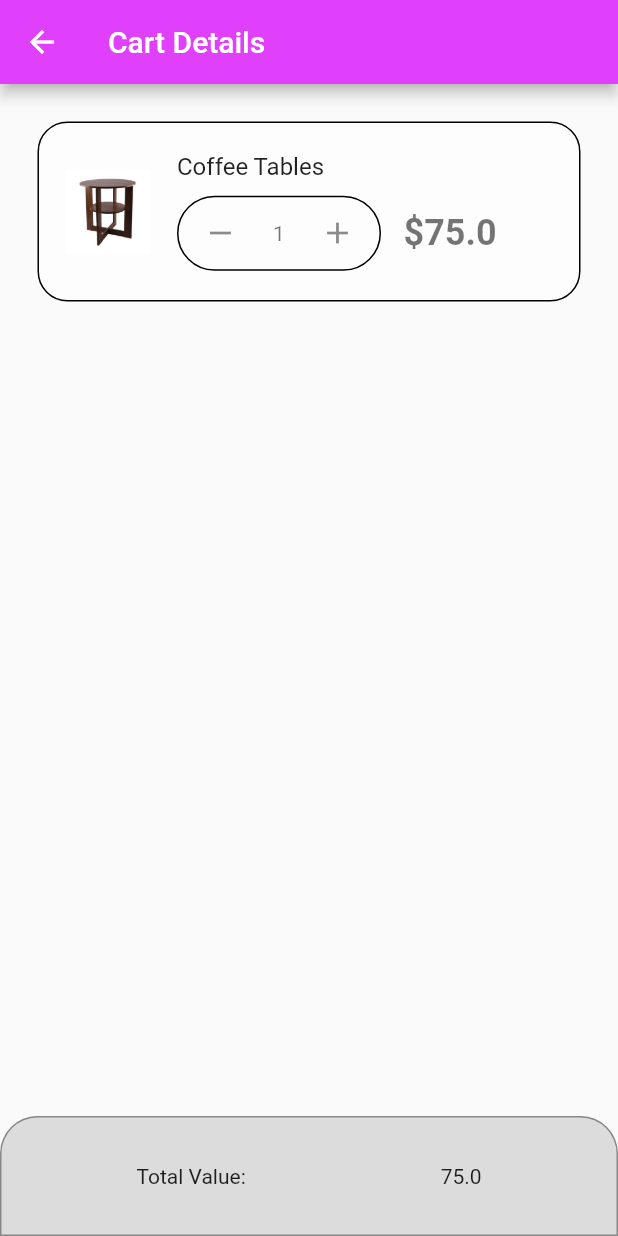
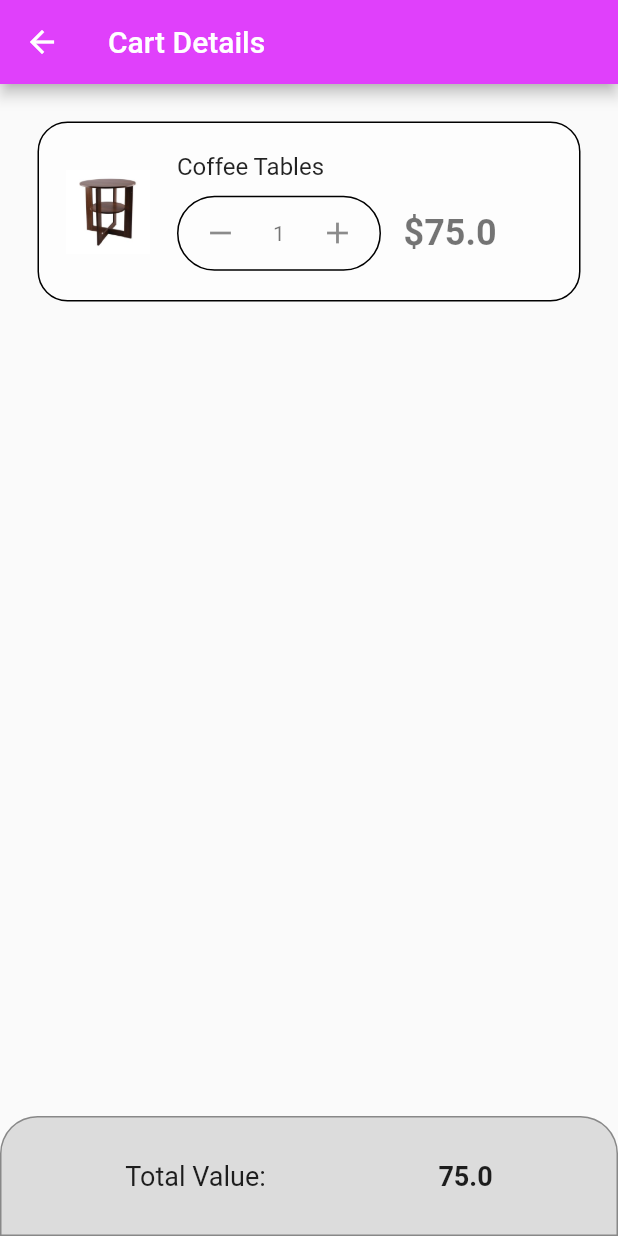
Before and after one commit to bgwissam/shop_app_bloc, a Flutter app: the screen it shows after launch, scrolled down 110 dp, after a tap on "Add", after a tap on the "shopping bag" icon, on a phone screen of 412 x 824 dp. Run offline on Flutter 3.47's test engine with Material 2 defaults, Android fonts, the phone set to English and light mode, and no system bars; our stand-ins replace bloc, equatable, flutter_bloc.

Commit message:
adjusted few font and style fields

```diff
--- a/lib/features/data/demodata/demo_data.dart
+++ b/lib/features/data/demodata/demo_data.dart
@@ -0,0 +1,51 @@
+import 'package:shop_app/features/domain/model/product_model.dart';
+
+class DemoData {
+  List<Product> demoProducts = [
+    Product(
+      id: '1',
+      name: 'Coffee Tables',
+      imageUrl: 'assets/images/coffee_table.jpeg',
+      description:
+          'A set of 3 coffee tables of three different sizes, they are made completely of wood material and finished with a high quality paint product',
+      quantity: 1,
+      price: 75,
+    ),
+    Product(
+      id: '2',
+      name: 'Rlaxon Chair',
+      imageUrl: 'assets/images/chair.jpeg',
+      description:
+          'A high quality fibre with memory faom installed, Rlaxon chair is very comfortable and relaxing, made of the highest quality products from wood, metal and fabric.',
+      quantity: 1,
+      price: 560,
+    ),
+    Product(
+      id: '3',
+      name: 'Colors Mug',
+      imageUrl: 'assets/images/mugs.jpeg',
+      description:
+          'A set of 6 colorful cups that is adequate for family and friends, the set features a variety of colors in which you can chose from',
+      quantity: 1,
+      price: 2,
+    ),
+    Product(
+      id: '4',
+      name: 'Welcome Rugs',
+      imageUrl: 'assets/images/welcome_rug.jpeg',
+      description:
+          'High quality rugs made especially to keep your home clean from street dirt, our welcome rugs are perfect if you suffer from dirty shoes that contaminate your home. They come in different sizes and shapes for your choice.',
+      quantity: 1,
+      price: 16,
+    ),
+    Product(
+      id: '5',
+      name: 'Bruce Automaic Heaters',
+      imageUrl: 'assets/images/heater.jpg',
+      description:
+          'Bruce a very convenient for cold weather, it features a set of functions that allows it to stand on top of it\'s line, where you can control your home heating from your wifi, and has a safety turn off function when tipped over.',
+      quantity: 1,
+      price: 250,
+    ),
+  ];
+}
--- a/lib/features/domain/repositories/shop_data_provider.dart
+++ b/lib/features/domain/repositories/shop_data_provider.dart
@@ -1,73 +1,16 @@
+import 'package:shop_app/features/data/demodata/demo_data.dart';
 import 'package:shop_app/features/domain/model/product_model.dart';
 
 class ShopDataProvider {
   //Will get all the products
   Future<StoreProducts> getAllProducts() async {
-    List<Product> demoProducts = [
-      Product(
-        id: '1',
-        name: 'Coffee Tables',
-        imageUrl: 'assets/images/coffee_table.jpeg',
-        description:
-            'A set of 3 coffee tables of three different sizes, they are made completely of wood material and finished with a high quality paint product',
-        quantity: 1,
-        price: 75,
-      ),
-      Product(
-        id: '2',
-        name: 'Rlaxon Chair',
-        imageUrl: 'assets/images/chair.jpeg',
-        description:
-            'A high quality fibre with memory faom installed, Rlaxon chair is very comfortable and relaxing, made of the highest quality products from wood, metal and fabric.',
-        quantity: 1,
-        price: 560,
-      ),
-      Product(
-        id: '3',
-        name: 'Colors Mug',
-        imageUrl: 'assets/images/mugs.jpeg',
-        description:
-            'A set of 6 colorful cups that is adequate for family and friends, the set features a variety of colors in which you can chose from',
-        quantity: 1,
-        price: 2,
-      ),
-      Product(
-        id: '4',
-        name: 'Welcome Rugs',
-        imageUrl: 'assets/images/welcome_rug.jpeg',
-        description:
-            'High quality rugs made especially to keep your home clean from street dirt, our welcome rugs are perfect if you suffer from dirty shoes that contaminate your home. They come in different sizes and shapes for your choice.',
-        quantity: 1,
-        price: 16,
-      ),
-      Product(
-        id: '5',
-        name: 'Bruce Automaic Heaters',
-        imageUrl: 'assets/images/heater.jpg',
-        description:
-            'Bruce a very convenient for cold weather, it features a set of functions that allows it to stand on top of it\'s line, where you can control your home heating from your wifi, and has a safety turn off function when tipped over.',
-        quantity: 1,
-        price: 250,
-      ),
-    ];
-
-    return StoreProducts(items: demoProducts);
+    var storeDate = DemoData().demoProducts;
+    return StoreProducts(items: storeDate);
   }
 
   //will get the items in the cart
   Future<StoreProducts> getCartItems() async {
-    List<Product> demoProducts = [
-      // Product(
-      //   id: '1',
-      //   name: 'Coffee Tables',
-      //   imageUrl: 'assets/images/coffee_table.jpeg',
-      //   description:
-      //       'A set of 3 coffee tables of three different sizes, they are made completely of wood material and finished with a high quality paint product',
-      //   quantity: 1,
-      //   price: 75,
-      // ),
-    ];
-
+    List<Product> demoProducts = [];
     return StoreProducts(items: demoProducts);
   }
 }
--- a/lib/features/presentation/pages/cart_page.dart
+++ b/lib/features/presentation/pages/cart_page.dart
@@ -1,4 +1,5 @@
 import 'package:flutter/material.dart';
+import 'package:flutter/painting.dart';
 import 'package:flutter/widgets.dart';
 import 'package:flutter_bloc/flutter_bloc.dart';
 import 'package:shop_app/features/domain/model/product_model.dart';
@@ -26,14 +27,12 @@ class _CartDetailsState extends State<CartDetails> {
       builder: (context, state) {
         if (state is PageLoaded) {
           cartItems = state.cartProducts.items;
-          print('the cartItems 1: $cartItems');
           _isLoading = false;
           _totalValueCalculation();
         }
         if (state is ItemAddingState) {
           cartItems = state.cartItems;
           _isLoading = false;
-          print('the cartItems 2: $cartItems');
           _totalValueCalculation();
         }
         if (state is ItemAddedState) {
@@ -168,8 +167,11 @@ class _CartDetailsState extends State<CartDetails> {
                         ),
                       ));
                 })
-            : Center(
-                child: Text('You cart is empty'),
+            : const Center(
+                child: Text('You cart is empty',
+                    style: TextStyle(
+                      fontSize: 25,
+                    )),
               ),
       ),
     );
@@ -186,7 +188,6 @@ class _CartDetailsState extends State<CartDetails> {
 
   //Will show the item total
   Widget _buildBottomNavigator() {
-    print('the cartItems: $cartItems');
     return cartItems != null && cartItems.isNotEmpty
         ? Container(
             padding: const EdgeInsets.symmetric(vertical: 10, horizontal: 25),
@@ -199,9 +200,17 @@ class _CartDetailsState extends State<CartDetails> {
                     topRight: Radius.circular(25))),
             child: Row(
               mainAxisAlignment: MainAxisAlignment.spaceAround,
-              children: [const Text('Total Value:'), Text('$totalValue')],
+              children: [
+                const Text('Total Value:',
+                    style: TextStyle(
+                      fontSize: 18,
+                    )),
+                Text('$totalValue',
+                    style: const TextStyle(
+                        fontSize: 18, fontWeight: FontWeight.bold))
+              ],
             ),
           )
-        : SizedBox.shrink();
+        : const SizedBox.shrink();
   }
 }
--- a/lib/features/presentation/pages/home_page.dart
+++ b/lib/features/presentation/pages/home_page.dart
@@ -39,6 +39,7 @@ class _HomePageState extends State<HomePage> {
       },
       child: BlocBuilder<ShopBloc, ShopState>(
         builder: (context, state) {
+          print('the state: $state');
           return Scaffold(
               appBar: AppBar(
                 title: const Text('Demo Shopping App'),
```
